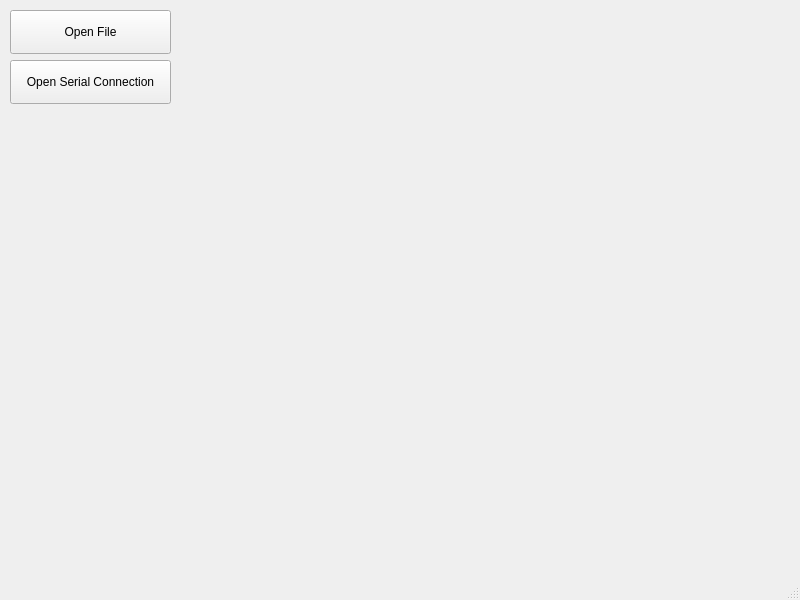
blkaron/AvalancheDesktop, file AvalancheDesktop/resources/ui/mainWindow.ui: the form before one commit.
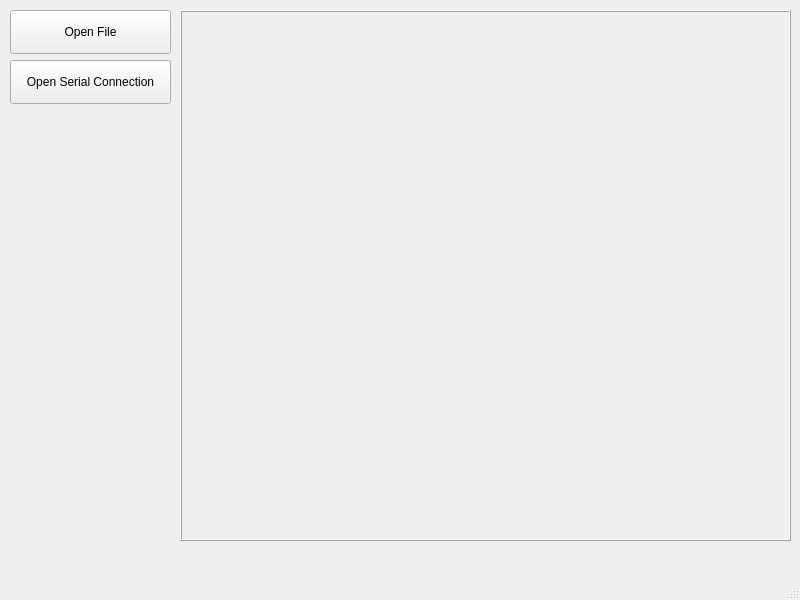
The form after the commit.

```diff
--- a/AvalancheDesktop/resources/ui/mainWindow.ui
+++ b/AvalancheDesktop/resources/ui/mainWindow.ui
@@ -77,7 +77,7 @@
      </item>
     </layout>
    </widget>
-   <widget class="QWidget" name="verticalLayoutWidget_2">
+   <widget class="QFrame" name="frame">
     <property name="geometry">
      <rect>
       <x>180</x>
@@ -86,7 +86,23 @@
       <height>531</height>
      </rect>
     </property>
-    <layout class="QVBoxLayout" name="verticalLayout_2"/>
+    <property name="frameShape">
+     <enum>QFrame::Box</enum>
+    </property>
+    <property name="frameShadow">
+     <enum>QFrame::Raised</enum>
+    </property>
+    <widget class="QWidget" name="verticalLayoutWidget_2">
+     <property name="geometry">
+      <rect>
+       <x>10</x>
+       <y>10</y>
+       <width>581</width>
+       <height>511</height>
+      </rect>
+     </property>
+     <layout class="QVBoxLayout" name="plotWidget"/>
+    </widget>
    </widget>
   </widget>
   <widget class="QMenuBar" name="menubar">
```
